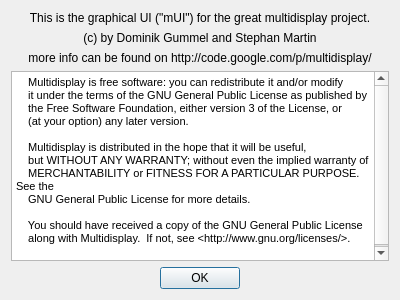
Above: src/AboutDialog.ui from digifant/multidisplay-app before the change. Below: the same form after it.
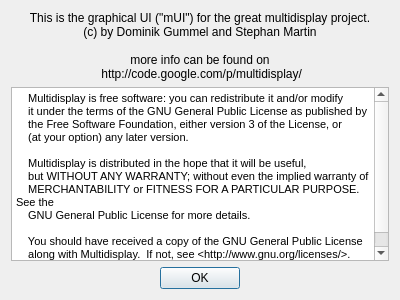
That is the form after the change.

Diff of the .ui file:
```diff
--- a/src/AboutDialog.ui
+++ b/src/AboutDialog.ui
@@ -17,30 +17,20 @@
    <item>
     <widget class="QLabel" name="label">
      <property name="text">
-      <string>This is the graphical UI (&quot;mUI&quot;) for the great multidisplay project.</string>
+      <string>This is the graphical UI (&quot;mUI&quot;) for the great multidisplay project. 
+(c) by Dominik Gummel and Stephan Martin 
+
+more info can be found on
+ http://code.google.com/p/multidisplay/</string>
      </property>
      <property name="alignment">
       <set>Qt::AlignCenter</set>
      </property>
-    </widget>
-   </item>
-   <item>
-    <widget class="QLabel" name="label_3">
-     <property name="text">
-      <string>(c) by Dominik Gummel and Stephan Martin</string>
+     <property name="wordWrap">
+      <bool>true</bool>
      </property>
-     <property name="alignment">
-      <set>Qt::AlignCenter</set>
-     </property>
-    </widget>
-   </item>
-   <item>
-    <widget class="QLabel" name="label_2">
-     <property name="text">
-      <string>more info can be found on http://code.google.com/p/multidisplay/</string>
-     </property>
-     <property name="alignment">
-      <set>Qt::AlignCenter</set>
+     <property name="openExternalLinks">
+      <bool>true</bool>
      </property>
     </widget>
    </item>
@@ -50,20 +40,20 @@
       <string>&lt;!DOCTYPE HTML PUBLIC &quot;-//W3C//DTD HTML 4.0//EN&quot; &quot;http://www.w3.org/TR/REC-html40/strict.dtd&quot;&gt;
 &lt;html&gt;&lt;head&gt;&lt;meta name=&quot;qrichtext&quot; content=&quot;1&quot; /&gt;&lt;style type=&quot;text/css&quot;&gt;
 p, li { white-space: pre-wrap; }
-&lt;/style&gt;&lt;/head&gt;&lt;body style=&quot; font-family:'MS Shell Dlg 2'; font-size:8.25pt; font-weight:400; font-style:normal;&quot;&gt;
-&lt;p style=&quot; margin-top:0px; margin-bottom:0px; margin-left:0px; margin-right:0px; -qt-block-indent:0; text-indent:0px;&quot;&gt;&lt;span style=&quot; font-size:8pt;&quot;&gt;    Multidisplay is free software: you can redistribute it and/or modify&lt;/span&gt;&lt;/p&gt;
-&lt;p style=&quot; margin-top:0px; margin-bottom:0px; margin-left:0px; margin-right:0px; -qt-block-indent:0; text-indent:0px;&quot;&gt;&lt;span style=&quot; font-size:8pt;&quot;&gt;    it under the terms of the GNU General Public License as published by&lt;/span&gt;&lt;/p&gt;
-&lt;p style=&quot; margin-top:0px; margin-bottom:0px; margin-left:0px; margin-right:0px; -qt-block-indent:0; text-indent:0px;&quot;&gt;&lt;span style=&quot; font-size:8pt;&quot;&gt;    the Free Software Foundation, either version 3 of the License, or&lt;/span&gt;&lt;/p&gt;
-&lt;p style=&quot; margin-top:0px; margin-bottom:0px; margin-left:0px; margin-right:0px; -qt-block-indent:0; text-indent:0px;&quot;&gt;&lt;span style=&quot; font-size:8pt;&quot;&gt;    (at your option) any later version.&lt;/span&gt;&lt;/p&gt;
-&lt;p style=&quot;-qt-paragraph-type:empty; margin-top:0px; margin-bottom:0px; margin-left:0px; margin-right:0px; -qt-block-indent:0; text-indent:0px; font-size:8pt;&quot;&gt;&lt;/p&gt;
-&lt;p style=&quot; margin-top:0px; margin-bottom:0px; margin-left:0px; margin-right:0px; -qt-block-indent:0; text-indent:0px;&quot;&gt;&lt;span style=&quot; font-size:8pt;&quot;&gt;    Multidisplay is distributed in the hope that it will be useful,&lt;/span&gt;&lt;/p&gt;
-&lt;p style=&quot; margin-top:0px; margin-bottom:0px; margin-left:0px; margin-right:0px; -qt-block-indent:0; text-indent:0px;&quot;&gt;&lt;span style=&quot; font-size:8pt;&quot;&gt;    but WITHOUT ANY WARRANTY; without even the implied warranty of&lt;/span&gt;&lt;/p&gt;
-&lt;p style=&quot; margin-top:0px; margin-bottom:0px; margin-left:0px; margin-right:0px; -qt-block-indent:0; text-indent:0px;&quot;&gt;&lt;span style=&quot; font-size:8pt;&quot;&gt;    MERCHANTABILITY or FITNESS FOR A PARTICULAR PURPOSE.  See the&lt;/span&gt;&lt;/p&gt;
-&lt;p style=&quot; margin-top:0px; margin-bottom:0px; margin-left:0px; margin-right:0px; -qt-block-indent:0; text-indent:0px;&quot;&gt;&lt;span style=&quot; font-size:8pt;&quot;&gt;    GNU General Public License for more details.&lt;/span&gt;&lt;/p&gt;
-&lt;p style=&quot;-qt-paragraph-type:empty; margin-top:0px; margin-bottom:0px; margin-left:0px; margin-right:0px; -qt-block-indent:0; text-indent:0px; font-size:8pt;&quot;&gt;&lt;/p&gt;
-&lt;p style=&quot; margin-top:0px; margin-bottom:0px; margin-left:0px; margin-right:0px; -qt-block-indent:0; text-indent:0px;&quot;&gt;&lt;span style=&quot; font-size:8pt;&quot;&gt;    You should have received a copy of the GNU General Public License&lt;/span&gt;&lt;/p&gt;
-&lt;p style=&quot; margin-top:0px; margin-bottom:0px; margin-left:0px; margin-right:0px; -qt-block-indent:0; text-indent:0px;&quot;&gt;&lt;span style=&quot; font-size:8pt;&quot;&gt;    along with Multidisplay.  If not, see &amp;lt;http://www.gnu.org/licenses/&amp;gt;.&lt;/span&gt;&lt;/p&gt;
-&lt;p style=&quot;-qt-paragraph-type:empty; margin-top:0px; margin-bottom:0px; margin-left:0px; margin-right:0px; -qt-block-indent:0; text-indent:0px; font-size:8pt;&quot;&gt;&lt;/p&gt;&lt;/body&gt;&lt;/html&gt;</string>
+&lt;/style&gt;&lt;/head&gt;&lt;body style=&quot; font-family:'Sans Serif'; font-size:9pt; font-weight:400; font-style:normal;&quot;&gt;
+&lt;p style=&quot; margin-top:0px; margin-bottom:0px; margin-left:0px; margin-right:0px; -qt-block-indent:0; text-indent:0px;&quot;&gt;&lt;span style=&quot; font-family:'MS Shell Dlg 2'; font-size:8pt;&quot;&gt;    Multidisplay is free software: you can redistribute it and/or modify&lt;/span&gt;&lt;/p&gt;
+&lt;p style=&quot; margin-top:0px; margin-bottom:0px; margin-left:0px; margin-right:0px; -qt-block-indent:0; text-indent:0px;&quot;&gt;&lt;span style=&quot; font-family:'MS Shell Dlg 2'; font-size:8pt;&quot;&gt;    it under the terms of the GNU General Public License as published by&lt;/span&gt;&lt;/p&gt;
+&lt;p style=&quot; margin-top:0px; margin-bottom:0px; margin-left:0px; margin-right:0px; -qt-block-indent:0; text-indent:0px;&quot;&gt;&lt;span style=&quot; font-family:'MS Shell Dlg 2'; font-size:8pt;&quot;&gt;    the Free Software Foundation, either version 3 of the License, or&lt;/span&gt;&lt;/p&gt;
+&lt;p style=&quot; margin-top:0px; margin-bottom:0px; margin-left:0px; margin-right:0px; -qt-block-indent:0; text-indent:0px;&quot;&gt;&lt;span style=&quot; font-family:'MS Shell Dlg 2'; font-size:8pt;&quot;&gt;    (at your option) any later version.&lt;/span&gt;&lt;/p&gt;
+&lt;p style=&quot;-qt-paragraph-type:empty; margin-top:0px; margin-bottom:0px; margin-left:0px; margin-right:0px; -qt-block-indent:0; text-indent:0px; font-family:'MS Shell Dlg 2'; font-size:8pt;&quot;&gt;&lt;br /&gt;&lt;/p&gt;
+&lt;p style=&quot; margin-top:0px; margin-bottom:0px; margin-left:0px; margin-right:0px; -qt-block-indent:0; text-indent:0px;&quot;&gt;&lt;span style=&quot; font-family:'MS Shell Dlg 2'; font-size:8pt;&quot;&gt;    Multidisplay is distributed in the hope that it will be useful,&lt;/span&gt;&lt;/p&gt;
+&lt;p style=&quot; margin-top:0px; margin-bottom:0px; margin-left:0px; margin-right:0px; -qt-block-indent:0; text-indent:0px;&quot;&gt;&lt;span style=&quot; font-family:'MS Shell Dlg 2'; font-size:8pt;&quot;&gt;    but WITHOUT ANY WARRANTY; without even the implied warranty of&lt;/span&gt;&lt;/p&gt;
+&lt;p style=&quot; margin-top:0px; margin-bottom:0px; margin-left:0px; margin-right:0px; -qt-block-indent:0; text-indent:0px;&quot;&gt;&lt;span style=&quot; font-family:'MS Shell Dlg 2'; font-size:8pt;&quot;&gt;    MERCHANTABILITY or FITNESS FOR A PARTICULAR PURPOSE.  See the&lt;/span&gt;&lt;/p&gt;
+&lt;p style=&quot; margin-top:0px; margin-bottom:0px; margin-left:0px; margin-right:0px; -qt-block-indent:0; text-indent:0px;&quot;&gt;&lt;span style=&quot; font-family:'MS Shell Dlg 2'; font-size:8pt;&quot;&gt;    GNU General Public License for more details.&lt;/span&gt;&lt;/p&gt;
+&lt;p style=&quot;-qt-paragraph-type:empty; margin-top:0px; margin-bottom:0px; margin-left:0px; margin-right:0px; -qt-block-indent:0; text-indent:0px; font-family:'MS Shell Dlg 2'; font-size:8pt;&quot;&gt;&lt;br /&gt;&lt;/p&gt;
+&lt;p style=&quot; margin-top:0px; margin-bottom:0px; margin-left:0px; margin-right:0px; -qt-block-indent:0; text-indent:0px;&quot;&gt;&lt;span style=&quot; font-family:'MS Shell Dlg 2'; font-size:8pt;&quot;&gt;    You should have received a copy of the GNU General Public License&lt;/span&gt;&lt;/p&gt;
+&lt;p style=&quot; margin-top:0px; margin-bottom:0px; margin-left:0px; margin-right:0px; -qt-block-indent:0; text-indent:0px;&quot;&gt;&lt;span style=&quot; font-family:'MS Shell Dlg 2'; font-size:8pt;&quot;&gt;    along with Multidisplay.  If not, see &amp;lt;http://www.gnu.org/licenses/&amp;gt;.&lt;/span&gt;&lt;/p&gt;
+&lt;p style=&quot;-qt-paragraph-type:empty; margin-top:0px; margin-bottom:0px; margin-left:0px; margin-right:0px; -qt-block-indent:0; text-indent:0px; font-family:'MS Shell Dlg 2'; font-size:8pt;&quot;&gt;&lt;br /&gt;&lt;/p&gt;&lt;/body&gt;&lt;/html&gt;</string>
      </property>
     </widget>
    </item>
```
